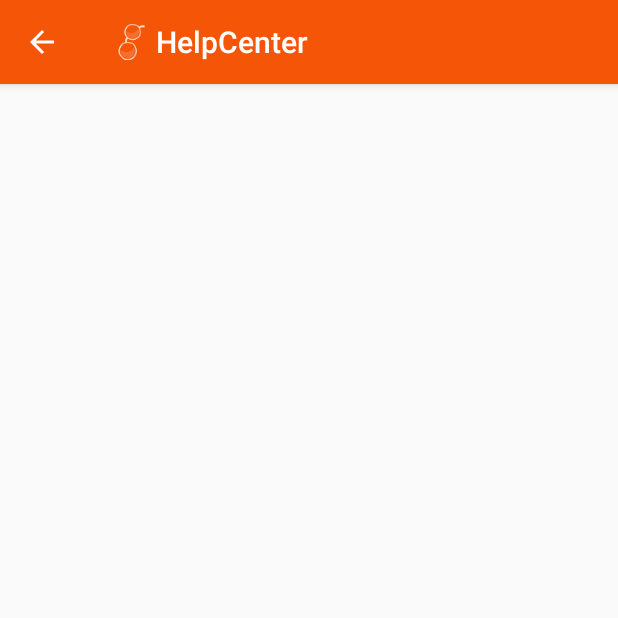
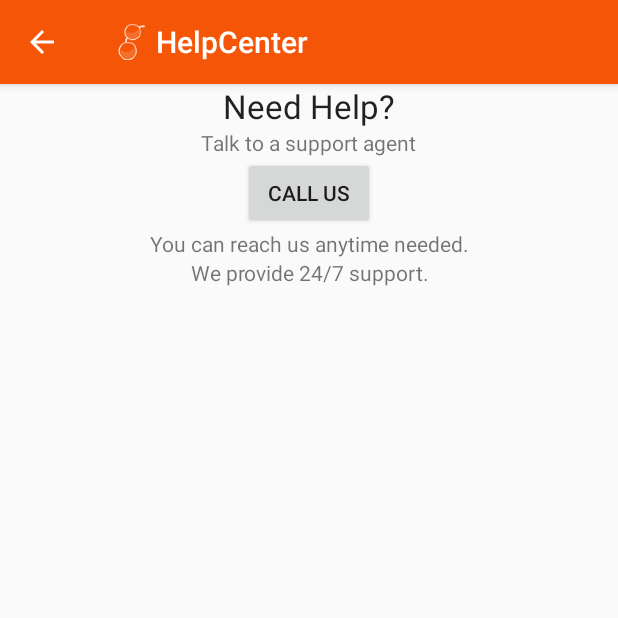
Before and after one commit to abskaushal/Goggles4u, an Android app: the HelpCenterActivity screen opened directly, with no data from a screen before it, on a phone screen of 412 x 824 dp, the top half of it. Run offline under Robolectric (Android 15) with nearby library versions, the phone set to English and light mode, and no system bars; libraries missing offline, so code that uses them is left out: com.nostra13.universalimageloader.

Commit message:
feat: Add Call Us intent in HelpCenterActivity

```diff
--- a/app/src/main/java/com/ts/mobilelab/goggles4u/HelpCenterActivity.java
+++ b/app/src/main/java/com/ts/mobilelab/goggles4u/HelpCenterActivity.java
@@ -2,12 +2,10 @@ package com.ts.mobilelab.goggles4u;
 
 import android.content.Context;
 import android.content.Intent;
+import android.net.Uri;
 import android.os.Bundle;
-import android.support.design.widget.FloatingActionButton;
-import android.support.design.widget.Snackbar;
 import android.support.v7.app.AppCompatActivity;
 import android.support.v7.widget.Toolbar;
-import android.text.Html;
 import android.util.Log;
 import android.view.MenuItem;
 import android.view.View;
@@ -105,4 +103,13 @@ public class HelpCenterActivity extends AppCompatActivity {
         mHelpListView.setAdapter(new HelpListAdapter(mContext,helpdataList));
 
     }
+
+    public void dialPhoneNumber(View view) {
+        Intent intent = new Intent(Intent.ACTION_DIAL);
+        intent.setData(Uri.parse("tel:9663262419"));
+        if (intent.resolveActivity(getPackageManager()) != null) {
+            startActivity(intent);
+        }
+
+    }
 }
--- a/app/src/main/res/layout/content_help_center.xml
+++ b/app/src/main/res/layout/content_help_center.xml
@@ -1,20 +1,67 @@
 <?xml version="1.0" encoding="utf-8"?>
-<RelativeLayout xmlns:android="http://schemas.android.com/apk/res/android"
+<LinearLayout xmlns:android="http://schemas.android.com/apk/res/android"
     xmlns:app="http://schemas.android.com/apk/res-auto"
     xmlns:tools="http://schemas.android.com/tools"
     android:layout_width="match_parent"
     android:layout_height="match_parent"
+    android:orientation="vertical"
+    android:weightSum="10"
 
     app:layout_behavior="@string/appbar_scrolling_view_behavior"
     tools:context="com.ts.mobilelab.goggles4u.HelpCenterActivity"
     tools:showIn="@layout/activity_help_center">
 
+    <LinearLayout
+        android:layout_width="match_parent"
+        android:layout_height="0dp"
+        android:layout_weight="3"
+        android:orientation="vertical">
+
+        <TextView
+            android:layout_width="wrap_content"
+            android:layout_height="wrap_content"
+            android:layout_gravity="center"
+            android:text="Need Help?"
+            android:textAppearance="?android:attr/textAppearanceLarge" />
+
+        <TextView
+            android:layout_width="wrap_content"
+            android:layout_height="wrap_content"
+            android:layout_gravity="center"
+            android:text="Talk to a support agent"
+            android:textAppearance="?android:attr/textAppearanceSmall" />
+
+        <Button
+            android:layout_width="wrap_content"
+            android:text="Call us"
+            android:layout_gravity="center"
+            android:onClick="dialPhoneNumber"
+            android:layout_height="wrap_content" />
+        <TextView
+            android:layout_width="wrap_content"
+            android:layout_height="wrap_content"
+            android:gravity="center"
+            android:layout_gravity="center"
+            android:text="You can reach us anytime needed."
+            android:textAppearance="?android:attr/textAppearanceSmall" />
+        <TextView
+            android:layout_width="wrap_content"
+            android:layout_height="wrap_content"
+            android:gravity="center"
+            android:layout_gravity="center"
+            android:text="We provide 24/7 support."
+            android:textAppearance="?android:attr/textAppearanceSmall" />
+
+    </LinearLayout>
+
     <ListView
+        android:id="@+id/lv_help"
         android:layout_width="wrap_content"
-        android:layout_height="wrap_content"
-        android:id="@+id/lv_help"
+        android:layout_height="0dp"
+        android:layout_alignParentBottom="true"
+        android:layout_centerHorizontal="true"
+        android:layout_weight="7"
         android:dividerHeight="1dip"
-        android:footerDividersEnabled="true"
-        android:layout_alignParentTop="true"
-        android:layout_centerHorizontal="true" />
-</RelativeLayout>
+        android:footerDividersEnabled="true" />
+
+</LinearLayout>
```
